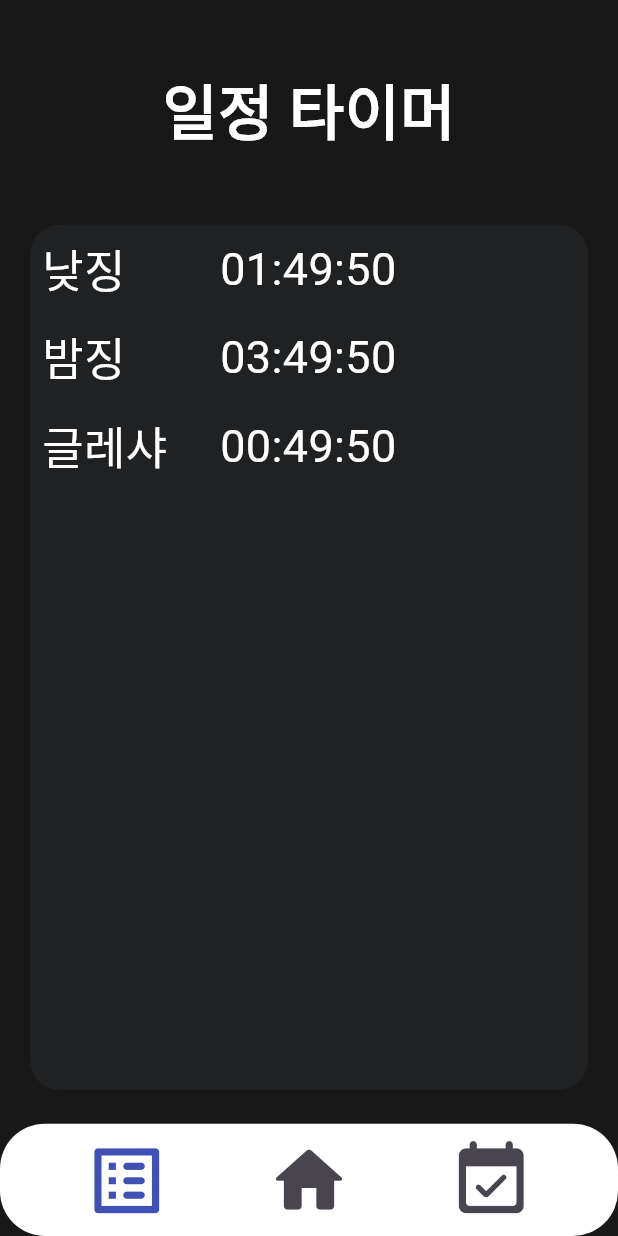
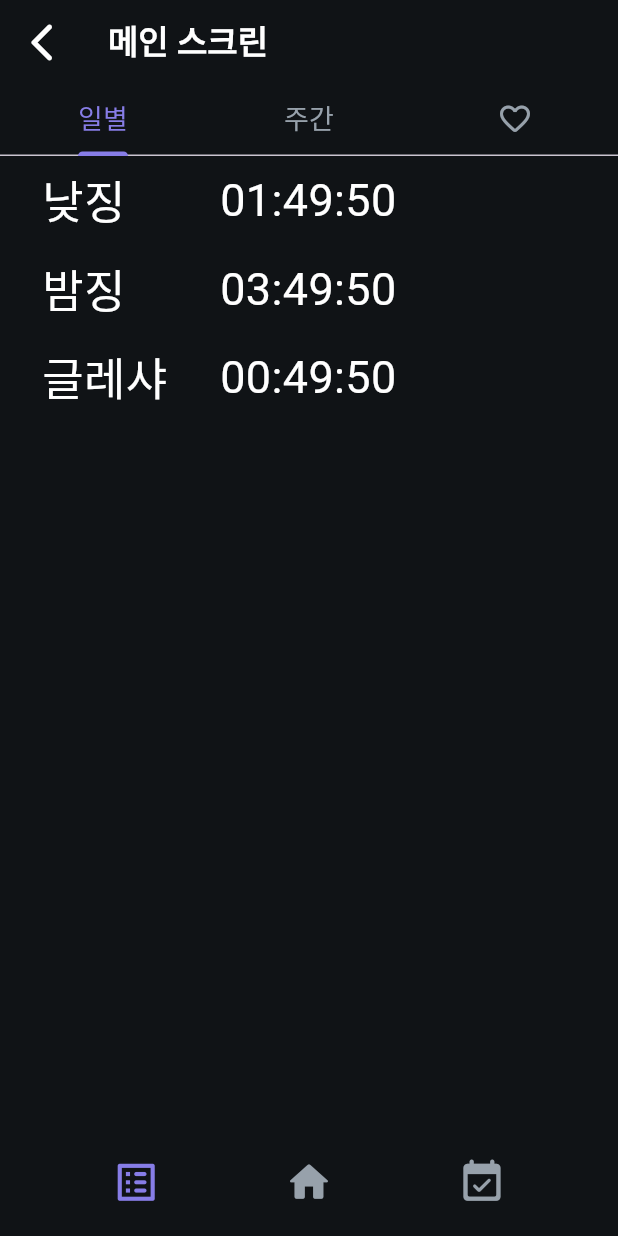
Before and after one commit to Nomad4512/archeage_schedule_manager, a Flutter app: the screen it shows after launch, after a tap on "일정시간", on a phone screen of 412 x 824 dp. Run offline on Flutter 3.47's test engine with Material 3 defaults, Android fonts, the light colour scheme and no system bars.

Commit message:
일정페이지 tabBar / daily or weekly / nav 나눔. tabBar 수정완료

```diff
--- a/lib/aasm_app.dart
+++ b/lib/aasm_app.dart
@@ -1,5 +1,6 @@
 import 'package:flutter/material.dart';
 import 'package:schedule_manager/screens/main_screen.dart';
+import 'package:schedule_manager/screens/schedule_screen_daily.dart';
 
 class AasmApp extends StatelessWidget {
   const AasmApp({super.key});
@@ -8,9 +9,12 @@ class AasmApp extends StatelessWidget {
   Widget build(BuildContext context) {
     return MaterialApp(
       theme: ThemeData(
-        // 앱 전체에서 쓸 테마 넣을 예정
+        colorScheme: const ColorScheme.light(surfaceVariant: Color(0xFF101316),),
+        disabledColor: const Color(0xFF87898B), // 선택되지 않은 글, 짙은회색
+        unselectedWidgetColor: const Color(0xFF97A1AB), // 선택되지 않은 아이콘, 연한회색
+        focusColor: const Color(0xFF877DE7), // 선택된 아이콘, 보라색
       ),
-      home: const MainScreen(),
+      home: MainScreen(),
     );
   }
 }
--- a/lib/buttons/main_button.dart
+++ b/lib/buttons/main_button.dart
@@ -1,27 +1,33 @@
 import 'package:flutter/material.dart';
+import 'package:schedule_manager/screens/schedule_screen_weekly.dart';
 
 import '../screens/schedule_screen_daily.dart';
+import '../screens/schedule_screen_main.dart';
+
 
 class Button extends StatelessWidget {
 
   final String text;
   final Color bgColor;
   final Color textColor;
+  final String whereToGo;
 
-  const Button({super.key,
+  const Button({
+    Key? key,
     required this.text,
     required this.bgColor,
-    required this.textColor
-  });
+    required this.textColor,
+    required this.whereToGo, // 생성자를 통해 whereToGo를 받음
+  }) : super(key: key);
 
   @override
   Widget build(BuildContext context) {
+
     return  GestureDetector(
       onTap: () {
-        // 버튼을 눌렀을 때 ScheduleScreen으로 이동
         Navigator.push(
           context,
-          MaterialPageRoute(builder: (context) => const ScheduleScreen()),
+          MaterialPageRoute(builder: (context) => MainSchedule(whereToGo: whereToGo)),
         );
       },
       child:
--- a/lib/models/daily_schedule.dart
+++ b/lib/models/daily_schedule.dart
@@ -1,6 +1,7 @@
 class DailySchedule {
   String scheduleName;
   List<DateTime> times;
+
 
   DailySchedule(this.scheduleName, this.times);
 
--- a/lib/screens/main_screen.dart
+++ b/lib/screens/main_screen.dart
@@ -104,8 +104,8 @@ class _MainScreenState extends State<MainScreen> {
                 const Row(
                   mainAxisAlignment: MainAxisAlignment.spaceBetween,
                   children: [
-                    Button(text: '일정시간', bgColor: Color(0xFFF1B33B), textColor: Colors.black),
-                    Button(text: '체크리스트', bgColor: Color(0xFF1F2123), textColor: Colors.white),
+                    Button(text: '일정시간', bgColor: Color(0xFFF1B33B), textColor: Colors.black, whereToGo: 'daily',),
+                    Button(text: '체크리스트', bgColor: Color(0xFF1F2123), textColor: Colors.white, whereToGo: 'weekly',),
                   ],
                 ),
                 const SizedBox(
--- a/lib/screens/schedule_screen_daily.dart
+++ b/lib/screens/schedule_screen_daily.dart
@@ -1,44 +1,36 @@
 import 'dart:async';
-
 import 'package:flutter/material.dart';
 
 import '../models/daily_schedule.dart';
-import '../models/weekly_schedule.dart';
 import '../widgets/navigation_bar.dart';
 import '../widgets/schedule_card.dart';
 
-class ScheduleScreen extends StatefulWidget {
-  const ScheduleScreen({super.key});
+class DailyScheduleScreen extends StatefulWidget {
+  const DailyScheduleScreen({Key? key}) : super(key: key);
 
   @override
-  State<ScheduleScreen> createState() => _ScheduleScreenState();
+  State<DailyScheduleScreen> createState() => _DailyScheduleScreenState();
 }
 
-class _ScheduleScreenState extends State<ScheduleScreen> {
-
+class _DailyScheduleScreenState extends State<DailyScheduleScreen> {
   late Timer timer;
-  List<DailySchedule> schedules = [];
   List<DailySchedule> dailySchedules = DailySchedule.initializeSchedules();
-  List<DailySchedule> weeklySchedules = WeeklySchedule.getTodaysSchedules();
 
   @override
   void initState() {
     super.initState();
-    schedules = DailySchedule.initializeSchedules();
+    // 타이머를 설정하여 일정 업데이트
     timer = Timer.periodic(const Duration(seconds: 1), (Timer t) => updateRemainingTime());
   }
 
   void updateRemainingTime() {
     setState(() {
       DateTime now = DateTime.now();
-      for (var schedule in schedules) {
-        // 현재 시간 이후의 가장 가까운 시간을 찾습니다.
+      for (var schedule in dailySchedules) { // 현재 시간 이후의 가장 가까운 시간을 찾습니다.
         schedule.times = schedule.times
             .where((time) => time.isAfter(now))
             .toList();
-
-        if (schedule.times.isNotEmpty) {
-          // 리스트가 비어 있지 않다면, 가장 가까운 시간으로 정렬합니다.
+        if (schedule.times.isNotEmpty) { // 리스트가 비어 있지 않다면, 가장 가까운 시간으로 정렬합니다
           schedule.times.sort((a, b) => a.compareTo(b));
         }
       }
@@ -53,31 +45,13 @@ class _ScheduleScreenState extends State<ScheduleScreen> {
 
   @override
   Widget build(BuildContext context) {
-    return  Scaffold(
-      backgroundColor: const Color(0xFF181818),
+    return Scaffold(
+      backgroundColor: Color(0xFF101316),
       body: Column(
         children: [
           Expanded(
-            flex: 2,
-            child: Container(
-              alignment: Alignment.center,
-              child: const Text(
-                ('일정 타이머'),
-                style: TextStyle(
-                    color: Colors.white,
-                    fontSize: 40,
-                    fontWeight: FontWeight.w600),
-              )
-            ),
-          ),
-           Expanded(
-            flex: 8,
-                child: Column(
-                  children: [
-                    ScheduleCard(schedules: dailySchedules),
-
-                  ],
-                ),
+            flex: 9,
+            child: ScheduleCard(schedules: dailySchedules),
           ),
           const Expanded(
             flex: 1,
--- /dev/null
+++ b/lib/screens/schedule_screen_main.dart
@@ -0,0 +1,40 @@
+import 'package:flutter/material.dart';
+import 'package:schedule_manager/screens/schedule_screen_daily.dart';
+import 'package:schedule_manager/screens/schedule_screen_weekly.dart';
+
+import '../widgets/tab_bar.dart';
+
+
+class MainSchedule extends StatefulWidget {
+  final String whereToGo;
+
+  const MainSchedule({Key? key, required this.whereToGo}) : super(key: key);
+
+  @override
+  _MainScheduleState createState() => _MainScheduleState();
+}
+
+class _MainScheduleState extends State<MainSchedule> with TickerProviderStateMixin {
+  late TabController _tabController;
+
+  @override
+  void initState() {
+    super.initState();
+    int initialIndex = widget.whereToGo == 'daily' ? 0 : 1;
+    _tabController = TabController(length: 3, vsync: this);
+  }
+
+  @override
+  Widget build(BuildContext context) {
+    return TabBarWidget(
+      screenName: '메인 스크린',
+      tabController: _tabController,
+      whichSchedule: 0, // 예시 값
+      children: const [
+        DailyScheduleScreen(),
+        WeeklyScheduleScreen(),
+        Center(child: Icon(Icons.favorite_outline_rounded)),
+      ],
+    );
+  }
+}
--- a/lib/screens/schedule_screen_weekly.dart
+++ b/lib/screens/schedule_screen_weekly.dart
@@ -1,5 +1,4 @@
 import 'dart:async';
-
 import 'package:flutter/material.dart';
 
 import '../models/daily_schedule.dart';
@@ -7,38 +6,32 @@ import '../models/weekly_schedule.dart';
 import '../widgets/navigation_bar.dart';
 import '../widgets/schedule_card.dart';
 
-class ScheduleScreen extends StatefulWidget {
-  const ScheduleScreen({super.key});
+class WeeklyScheduleScreen extends StatefulWidget {
+  const WeeklyScheduleScreen({Key? key}) : super(key: key);
 
   @override
-  State<ScheduleScreen> createState() => _ScheduleScreenState();
+  State<WeeklyScheduleScreen> createState() => _WeeklyScheduleScreenState();
 }
 
-class _ScheduleScreenState extends State<ScheduleScreen> {
-
+class _WeeklyScheduleScreenState extends State<WeeklyScheduleScreen> {
   late Timer timer;
-  List<DailySchedule> schedules = [];
-  List<DailySchedule> dailySchedules = DailySchedule.initializeSchedules();
   List<DailySchedule> weeklySchedules = WeeklySchedule.getTodaysSchedules();
 
   @override
   void initState() {
     super.initState();
-    schedules = DailySchedule.initializeSchedules();
+    // 타이머를 설정하여 일정 업데이트
     timer = Timer.periodic(const Duration(seconds: 1), (Timer t) => updateRemainingTime());
   }
 
   void updateRemainingTime() {
     setState(() {
       DateTime now = DateTime.now();
-      for (var schedule in schedules) {
-        // 현재 시간 이후의 가장 가까운 시간을 찾습니다.
+      for (var schedule in weeklySchedules) { // 현재 시간 이후의 가장 가까운 시간을 찾습니다.
         schedule.times = schedule.times
             .where((time) => time.isAfter(now))
             .toList();
-
-        if (schedule.times.isNotEmpty) {
-          // 리스트가 비어 있지 않다면, 가장 가까운 시간으로 정렬합니다.
+        if (schedule.times.isNotEmpty) { // 리스트가 비어 있지 않다면, 가장 가까운 시간으로 정렬합니다
           schedule.times.sort((a, b) => a.compareTo(b));
         }
       }
@@ -53,31 +46,13 @@ class _ScheduleScreenState extends State<ScheduleScreen> {
 
   @override
   Widget build(BuildContext context) {
-    return  Scaffold(
-      backgroundColor: const Color(0xFF181818),
+    return Scaffold(
+      backgroundColor: Color(0xFF101316),
       body: Column(
         children: [
           Expanded(
-            flex: 2,
-            child: Container(
-              alignment: Alignment.center,
-              child: const Text(
-                ('일정 타이머'),
-                style: TextStyle(
-                    color: Colors.white,
-                    fontSize: 40,
-                    fontWeight: FontWeight.w600),
-              )
-            ),
-          ),
-           Expanded(
-            flex: 8,
-                child: Column(
-                  children: [
-                    ScheduleCard(schedules: weeklySchedules),
-
-                  ],
-                ),
+            flex: 9,
+            child: ScheduleCard(schedules: weeklySchedules),
           ),
           const Expanded(
             flex: 1,
--- a/lib/widgets/navigation_bar.dart
+++ b/lib/widgets/navigation_bar.dart
@@ -15,7 +15,7 @@ class NaviBar extends StatelessWidget {
           height: MediaQuery.of(context).size.height,
           width: MediaQuery.of(context).size.width,
           decoration: BoxDecoration(
-            color: Colors.white,
+            color: Color(0xFF101316),
             borderRadius: BorderRadius.circular(30),
           ),
           child: Row(
@@ -23,13 +23,14 @@ class NaviBar extends StatelessWidget {
             children: [
               IconButton(
                 icon: const Icon(Icons.list_alt_rounded),
-                color: Colors.indigo,
-                iconSize: MediaQuery.of(context).size.height * 0.07, // 화면 높이에 따라 아이콘 크기 조절
+                color: Color(0xFF877DE7),
+                iconSize: MediaQuery.of(context).size.height * 0.04, // 화면 높이에 따라 아이콘 크기 조절
                 onPressed: () {},
               ),
               IconButton(
                 icon: const Icon(Icons.home_rounded),
-                iconSize: MediaQuery.of(context).size.height * 0.07, // 화면 높이에 따라 아이콘 크기 조절
+                color: Color(0xFF97A1AB),
+                iconSize: MediaQuery.of(context).size.height * 0.04, // 화면 높이에 따라 아이콘 크기 조절
                 onPressed: () {
                   Navigator.push(
                     context,
@@ -39,7 +40,8 @@ class NaviBar extends StatelessWidget {
               ),
               IconButton(
                 icon: const Icon(Icons.event_available_rounded),
-                iconSize: MediaQuery.of(context).size.height * 0.07, // 화면 높이에 따라 아이콘 크기 조절
+                color: Color(0xFF97A1AB),
+                iconSize: MediaQuery.of(context).size.height * 0.04, // 화면 높이에 따라 아이콘 크기 조절
                 onPressed: () {},
               ),
             ],
--- a/lib/widgets/schedule_card.dart
+++ b/lib/widgets/schedule_card.dart
@@ -28,7 +28,7 @@ class ScheduleCard extends StatelessWidget {
       child: Container(
         height: cardHeight,
         decoration: BoxDecoration(
-          color: const Color(0xFF1F2123),
+          color: const Color(0xFF101316),
           borderRadius: BorderRadius.circular(20),
         ),
         child: Column(
--- /dev/null
+++ b/lib/widgets/tab_bar.dart
@@ -0,0 +1,76 @@
+import 'package:flutter/material.dart';
+
+import '../screens/main_screen.dart';
+
+
+class TabBarWidget extends StatelessWidget {
+  final String screenName;
+  final TabController tabController;
+  final int whichSchedule;
+  final List<Widget> children; // TabBarView에 표시할 위젯 리스트
+
+  TabBarWidget({
+    required this.screenName,
+    required this.tabController,
+    required this.whichSchedule,
+    required this.children,
+  });
+
+  @override
+  Widget build(BuildContext context) {
+    return Scaffold(
+      appBar: AppBar(
+        backgroundColor: Color(0xFF101316), // AppBar 배경색을 검은색으로 설정
+        title: Text(screenName,
+          style: TextStyle(
+            color: Colors.white,
+            fontWeight: FontWeight.w600,
+          ),
+        ),
+        leading: IconButton(
+          icon: Icon(
+            Icons.arrow_back_ios_new_rounded,
+            color: Colors.white,
+            size: 30,), // 뒤로 가기 버튼 커스터마이즈
+          onPressed: () {
+            Navigator.push(
+              context,
+              MaterialPageRoute(builder: (context) => MainScreen()),
+            );
+          },
+        ),
+        bottom: TabBar(
+          controller: tabController,
+          indicatorColor: Color(0xFF877DE7), // 선택된 tab 아래 줄 : 보라색
+          labelColor: Color(0xFF877DE7), // 선택된 tab : 보라색
+          unselectedLabelColor: Color(0xFF97A1AB), // 미선택된 tab : 회색
+          tabs: const <Widget>[
+            Tab(
+              child: Text(
+                '일별',
+                style: TextStyle(
+                  fontSize: 18, // 텍스트 크기 변경
+                  fontWeight: FontWeight.w500, // 텍스트 두께 변경
+                ),
+              ),
+            ),
+            Tab(
+              child: Text(
+                '주간',
+                style: TextStyle(
+                  fontSize: 18, // 텍스트 크기 변경
+                  fontWeight: FontWeight.w500, // 텍스트 두께 변경
+                ),
+              ),
+            ),
+            Tab(icon: Icon(Icons.favorite_outline_rounded,)),
+          ],
+        ),
+      ),
+      body: TabBarView(
+        controller: tabController,
+        children: children, // 생성자를 통해 전달받은 children 사용
+      ),
+    );
+  }
+}
```
